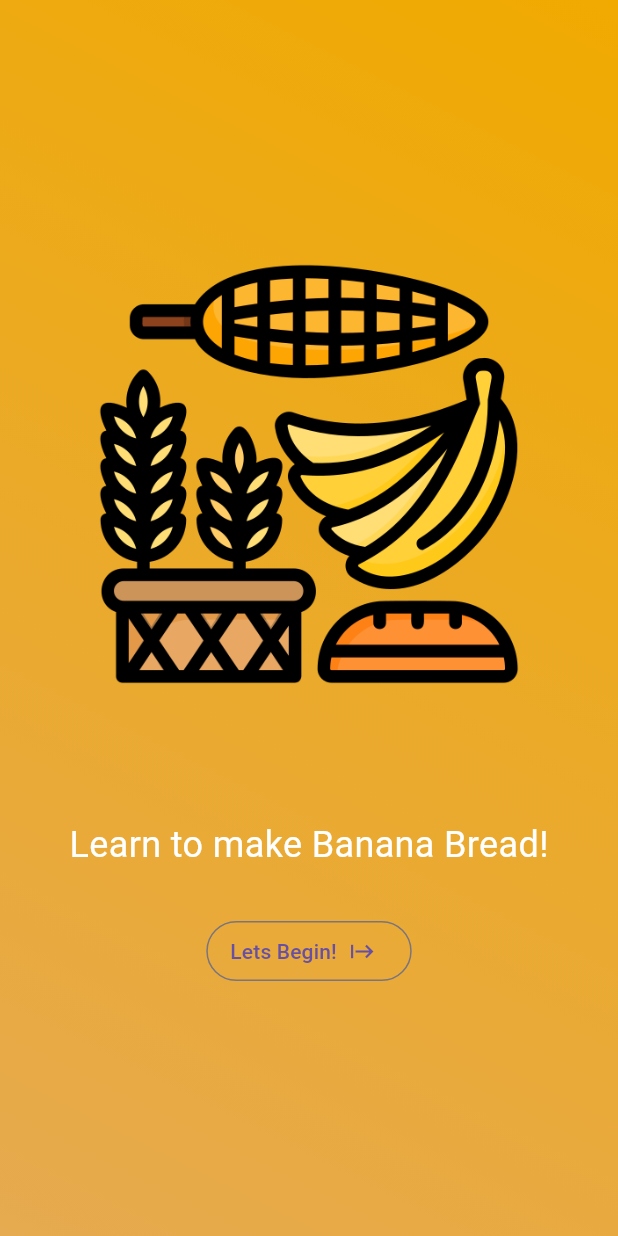
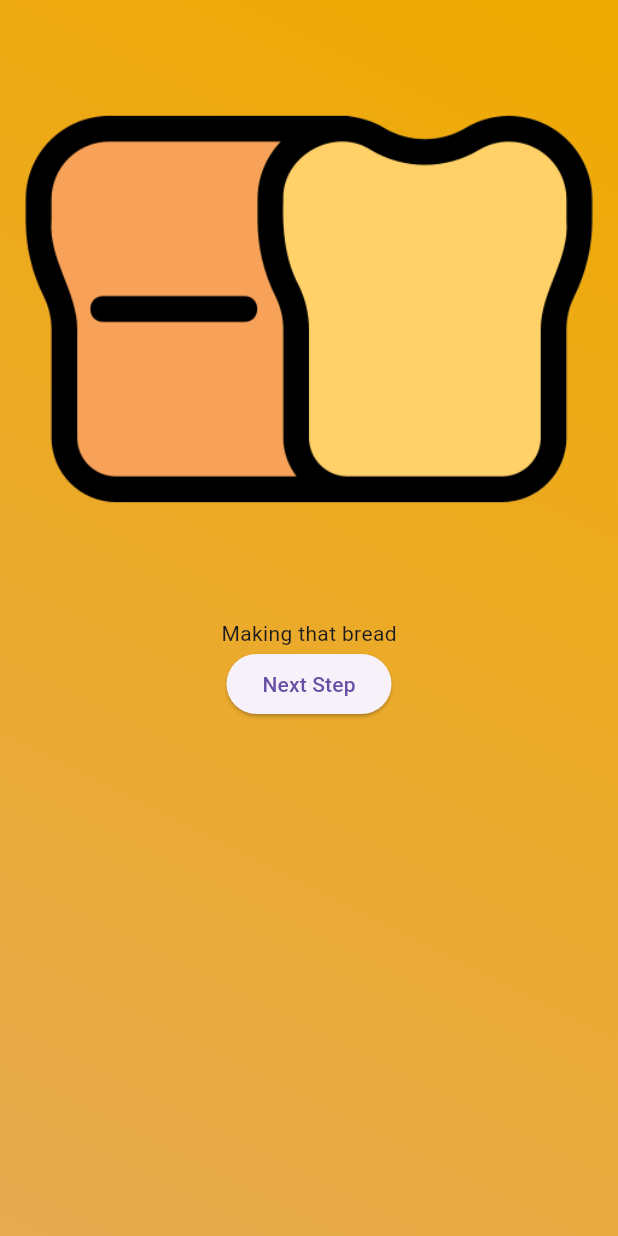
Before and after one commit to jarbunn/banana-bread, a Flutter app: the screen it shows after launch, after a tap on "Lets Begin!", on a phone screen of 412 x 824 dp. Run offline on Flutter 3.47's test engine with Material 3 defaults, Android fonts, the phone set to English and light mode, and no system bars.

Commit message:
Added Recipe screen. Added data structure. Added model.

```diff
--- /dev/null
+++ b/lib/data/steps.dart
@@ -0,0 +1,8 @@
+import 'package:banana_bread/models/recipe_steps.dart';
+
+const ingredients = [
+  RecipeSteps('assets/banana-bread.png', 'Making that bread'),
+  RecipeSteps('assets/banana.png', 'Making that banana'),
+  RecipeSteps('assets/eggs.png', 'Making that eggs'),
+  RecipeSteps('assets/flour.png', 'Making that flour'),
+];
--- a/lib/recipe.dart
+++ b/lib/recipe.dart
@@ -1,5 +1,6 @@
 import 'package:flutter/material.dart';
 import 'package:banana_bread/start_screen.dart';
+import 'package:banana_bread/recipe_screen.dart';
 
 class Recipe extends StatefulWidget {
   const Recipe({super.key});
@@ -17,8 +18,21 @@ class _RecipeState extends State<Recipe> {
   //Add resultsScreen function
   //Add restart recipe function
 
+  var activeScreen = 'start-screen';
+  void switchScreen() {
+    setState(() {
+      activeScreen = 'recipe-screen';
+    });
+  }
+
+
   @override
   Widget build(context) {
+    Widget screenWidget = StartScreen(switchScreen);
+    if (activeScreen == 'recipe-screen') {
+      screenWidget = const RecipeScreen();
+    }
+
     return MaterialApp(
         home: Scaffold(
       body: Container(
@@ -28,7 +42,7 @@ class _RecipeState extends State<Recipe> {
           begin: Alignment.topRight,
           end: Alignment.bottomLeft,
         )),
-        child: const StartScreen(),
+        child: screenWidget,
       ),
     ));
   }
--- /dev/null
+++ b/lib/recipe_screen.dart
@@ -0,0 +1,37 @@
+import 'package:flutter/material.dart';
+import 'package:banana_bread/data/steps.dart';
+
+class RecipeScreen extends StatefulWidget{
+  const RecipeScreen({super.key});
+
+  State<RecipeScreen> createState() {
+    return _RecipeScreenState();
+  }
+}
+
+class _RecipeScreenState extends State<RecipeScreen> {
+
+  var currentStepIndex = 0;
+
+  void nextStep() {
+    setState(() {
+      currentStepIndex++;
+    });
+  }
+
+  @override
+  Widget build(context) {
+    final currentStep = ingredients[currentStepIndex];
+    return SizedBox(
+      child: Container (
+        child: Column(
+          children: [
+            Image.asset(currentStep.image),
+            Text(currentStep.text),
+            ElevatedButton(onPressed: nextStep, child: const Text('Next Step'),)
+          ],
+        ),
+      ),
+    );
+  }
+}
--- a/lib/start_screen.dart
+++ b/lib/start_screen.dart
@@ -3,8 +3,9 @@ import 'package:flutter/material.dart';
 //needs to inheirt startQuiz function aka sending switchScreen to start recipe
 
 class StartScreen extends StatelessWidget {
-  const StartScreen({super.key});
+  const StartScreen(this.startRecipe, {super.key});
 
+  final void Function() startRecipe;
   @override
   Widget build(context) {
     return Center(
@@ -20,7 +21,7 @@ class StartScreen extends StatelessWidget {
               style: TextStyle(fontSize: 24, color: Colors.white)),
           const SizedBox(height: 30),
           OutlinedButton.icon(
-            onPressed: () {},
+            onPressed: startRecipe,
             label: const Text('Lets Begin!'),
             icon: const Icon(Icons.start),
             iconAlignment: IconAlignment.end,
--- a/pubspec.yaml
+++ b/pubspec.yaml
@@ -61,6 +61,10 @@ flutter:
   # To add assets to your application, add an assets section, like this:
   assets:
     - assets/carbohydrates.png
+    - assets/banana-bread.png
+    - assets/banana.png
+    - assets/eggs.png
+    - assets/flour.png
   #   - images/a_dot_burr.jpeg
   #   - images/a_dot_ham.jpeg
 
```
Also changed, not shown: lib/models/recipe_steps.dart (added, +11 -0 lines).
